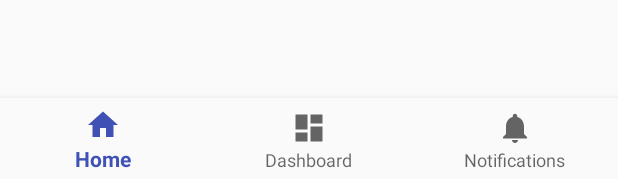
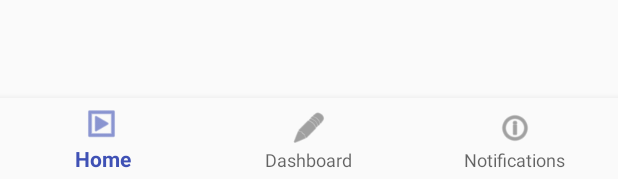
Before and after one commit to dronalexandr/mypass, an Android app: the layout activity_main.xml on its own in the app's theme, with its tools: preview values and no code run, on a phone screen of 412 x 824 dp. Shown: the part 1054-1233 px from the top of the screen. Run offline under Robolectric (Android 15) with nearby library versions, the phone set to English and light mode, and no system bars.

Commit message:
minor updates

```diff
--- a/app/src/main/AndroidManifest.xml
+++ b/app/src/main/AndroidManifest.xml
@@ -13,6 +13,7 @@
             android:name=".SplashActivity"
             android:configChanges="orientation|keyboardHidden|screenSize"
             android:label="@string/app_name"
+            android:noHistory="true"
             android:theme="@style/FullscreenTheme">
             <intent-filter>
                 <action android:name="android.intent.action.MAIN" />
--- a/app/src/main/res/menu/navigation.xml
+++ b/app/src/main/res/menu/navigation.xml
@@ -3,17 +3,17 @@
 
     <item
         android:id="@+id/navigation_home"
-        android:icon="@drawable/ic_home_black_24dp"
+        android:icon="@android:drawable/ic_menu_slideshow"
         android:title="@string/title_home" />
 
     <item
         android:id="@+id/navigation_dashboard"
-        android:icon="@drawable/ic_dashboard_black_24dp"
+        android:icon="@android:drawable/ic_menu_edit"
         android:title="@string/title_dashboard" />
 
     <item
         android:id="@+id/navigation_notifications"
-        android:icon="@drawable/ic_notifications_black_24dp"
+        android:icon="@android:drawable/ic_menu_info_details"
         android:title="@string/title_notifications" />
 
 </menu>
```
Also changed, not shown: app/src/main/java/com/vegasoft/mypasswords/SplashActivity.java (+3 -4 lines).
